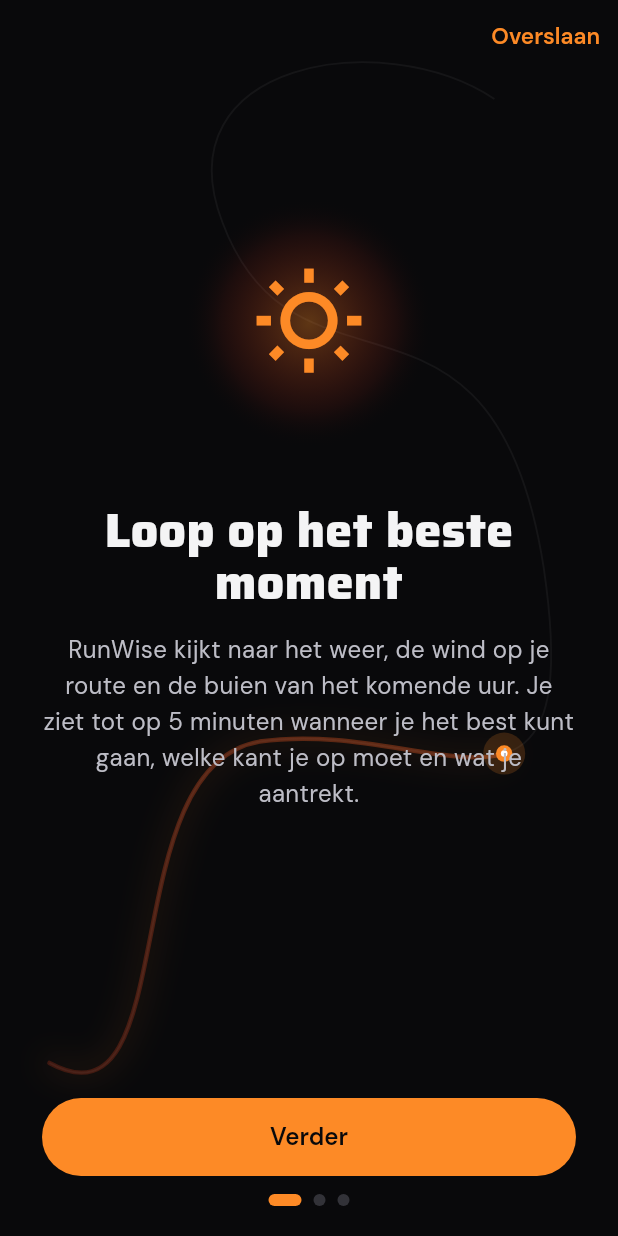
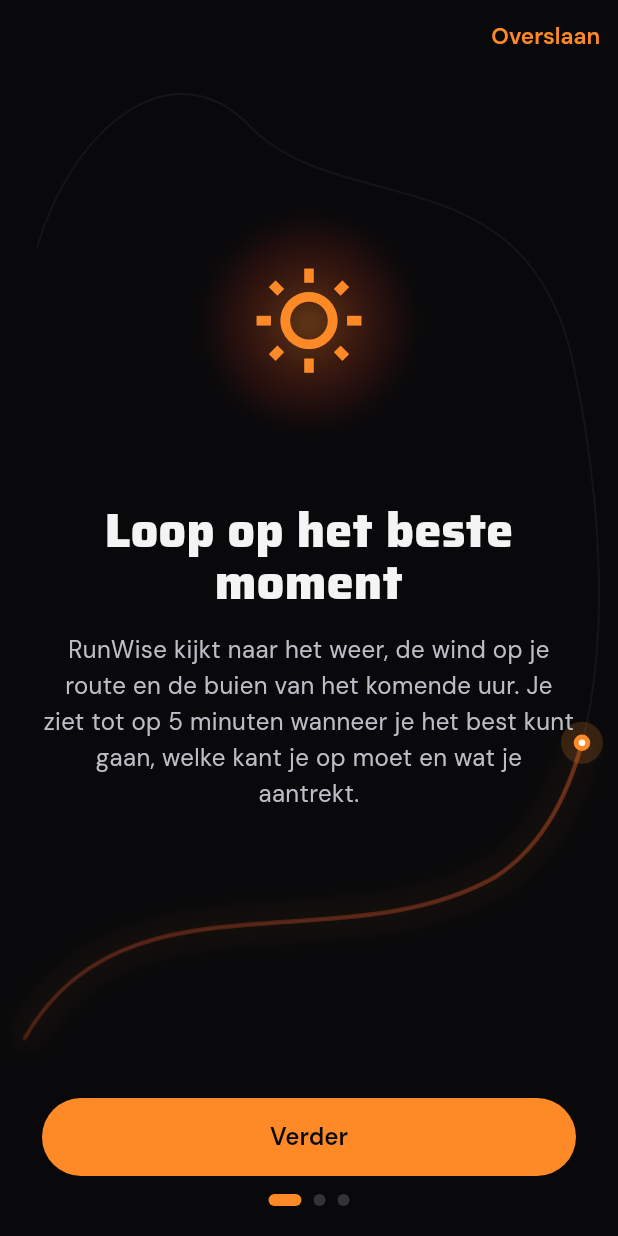
Before and after one commit to Semdenhartog/Kandans, a Flutter app: the OnboardingScreen screen opened directly, on a phone screen of 412 x 824 dp. Run offline on Flutter 3.47's test engine with Material 3 defaults, Android fonts, the phone set to English and light mode, and no system bars; our stand-ins replace audioplayers, file_picker, flutter_local_notifications, flutter_map, flutter_riverpod, flutter_tts and 12 more; missing offline and left inert: android_intent_plus, flutter_reactive_ble, health, home_widget, purchases_flutter; accounts and stored records are empty.

Commit message:
Luxe-ronde 4: kaart-schaduw, kaartkop vrij van knoppen, gouden links, rondleidingsroute om de tekst heen
Co-Authored-By: Claude Opus 5.5 <noreply@anthropic.com>
Claude-Session: https://claude.ai/code/session_01MM87UvstvBctHxCEf9sNUM

```diff
--- a/lib/features/activities/activity_detail_screen.dart
+++ b/lib/features/activities/activity_detail_screen.dart
@@ -369,7 +369,10 @@ class ActivityDetailScreen extends ConsumerWidget {
               collapseMode: CollapseMode.parallax,
               stretchModes: const [StretchMode.zoomBackground],
               background: Stack(fit: StackFit.expand, children: [
-                RouteMap(
+                Padding(
+                  // Ruimte voor titel en knoppen, zodat ze niet over de kaartknoppen vallen.
+                  padding: EdgeInsets.only(top: MediaQuery.paddingOf(context).top + kToolbarHeight - 6),
+                  child: RouteMap(
                   polyline: a.trackPolyline!,
                   windSpeedKmh: a.windSpeedKmh,
                   windFromDegrees: a.windDirectionDegrees,
@@ -377,6 +380,7 @@ class ActivityDetailScreen extends ConsumerWidget {
                   interactive: false,
                   showLayerToggle: false,
                   animateIn: true,
+                  ),
                 ),
                 const IgnorePointer(
                   child: DecoratedBox(
--- a/lib/features/coach/paywall_screen.dart
+++ b/lib/features/coach/paywall_screen.dart
@@ -195,10 +195,12 @@ class _PaywallScreenState extends ConsumerState<PaywallScreen> {
           const SizedBox(height: 16),
           if (billing.isAvailable)
             TextButton(
+              style: TextButton.styleFrom(foregroundColor: _gold),
               onPressed: _busy ? null : _restore,
               child: const Text('Aankoop terugzetten'),
             ),
           TextButton(
+            style: TextButton.styleFrom(foregroundColor: _gold),
             onPressed: () => launchUrl(
               Uri.parse('https://play.google.com/store/account/subscriptions'),
               mode: LaunchMode.externalApplication,
@@ -206,6 +208,7 @@ class _PaywallScreenState extends ConsumerState<PaywallScreen> {
             child: const Text('Abonnement beheren in Google Play'),
           ),
           TextButton(
+            style: TextButton.styleFrom(foregroundColor: _gold),
             onPressed: () => launchUrl(Uri.parse(AppConfig.privacyUrl), mode: LaunchMode.externalApplication),
             child: const Text('Privacyverklaring'),
           ),
--- a/lib/features/onboarding/onboarding_screen.dart
+++ b/lib/features/onboarding/onboarding_screen.dart
@@ -218,11 +218,12 @@ class _RouteBackdrop extends CustomPainter {
   Path _route(Size s) {
     final w = s.width, h = s.height;
     return Path()
-      ..moveTo(w * 0.08, h * 0.86)
-      ..cubicTo(w * 0.30, h * 0.92, w * 0.18, h * 0.62, w * 0.42, h * 0.60)
-      ..cubicTo(w * 0.70, h * 0.58, w * 0.95, h * 0.70, w * 0.88, h * 0.46)
-      ..cubicTo(w * 0.80, h * 0.20, w * 0.48, h * 0.34, w * 0.36, h * 0.18)
-      ..cubicTo(w * 0.26, h * 0.05, w * 0.62, h * 0.02, w * 0.80, h * 0.08);
+      // Blijft buiten de tekstband in het midden: onderlangs, rechts omhoog, bovenlangs.
+      ..moveTo(w * 0.04, h * 0.84)
+      ..cubicTo(w * 0.20, h * 0.70, w * 0.55, h * 0.78, w * 0.80, h * 0.71)
+      ..cubicTo(w * 1.02, h * 0.64, w * 0.98, h * 0.42, w * 0.93, h * 0.30)
+      ..cubicTo(w * 0.86, h * 0.12, w * 0.55, h * 0.18, w * 0.40, h * 0.10)
+      ..cubicTo(w * 0.28, h * 0.04, w * 0.12, h * 0.10, w * 0.06, h * 0.20);
   }
 
   @override
--- a/lib/features/profile/member_card.dart
+++ b/lib/features/profile/member_card.dart
@@ -115,8 +115,8 @@ class _MemberCardState extends State<MemberCard> {
                     ),
               border: Border.all(color: gold ? const Color(0x66FFFFFF) : const Color(0x1FFFFFFF)),
               boxShadow: [
-                BoxShadow(color: (gold ? const Color(0xFFD4AF37) : RwColors.accent).withValues(alpha: 0.18), blurRadius: 30, offset: const Offset(0, 14)),
-                BoxShadow(color: Colors.black.withValues(alpha: 0.6), blurRadius: 16, offset: const Offset(0, 8)),
+                BoxShadow(color: (gold ? const Color(0xFFD4AF37) : RwColors.accent).withValues(alpha: 0.10), blurRadius: 40, spreadRadius: -6),
+                BoxShadow(color: Colors.black.withValues(alpha: 0.45), blurRadius: 28, spreadRadius: -8, offset: const Offset(0, 12)),
               ],
             ),
             child: ClipRRect(
@@ -225,7 +225,7 @@ class _CardArt extends CustomPainter {
     final p = Path();
     for (var i = 0; i <= 60; i++) {
       final x = i / 60 * size.width;
-      final y = size.height * (0.52 + 0.08 * math.sin(i * 0.31) + 0.05 * math.sin(i * 0.9 + 1) - 0.12 * math.exp(-math.pow((i - 38) / 7, 2)));
+      final y = size.height * (0.44 + 0.04 * math.sin(i * 0.31) + 0.025 * math.sin(i * 0.9 + 1) - 0.07 * math.exp(-math.pow((i - 38) / 7, 2)));
       i == 0 ? p.moveTo(x, y) : p.lineTo(x, y);
     }
     canvas.drawPath(
```
